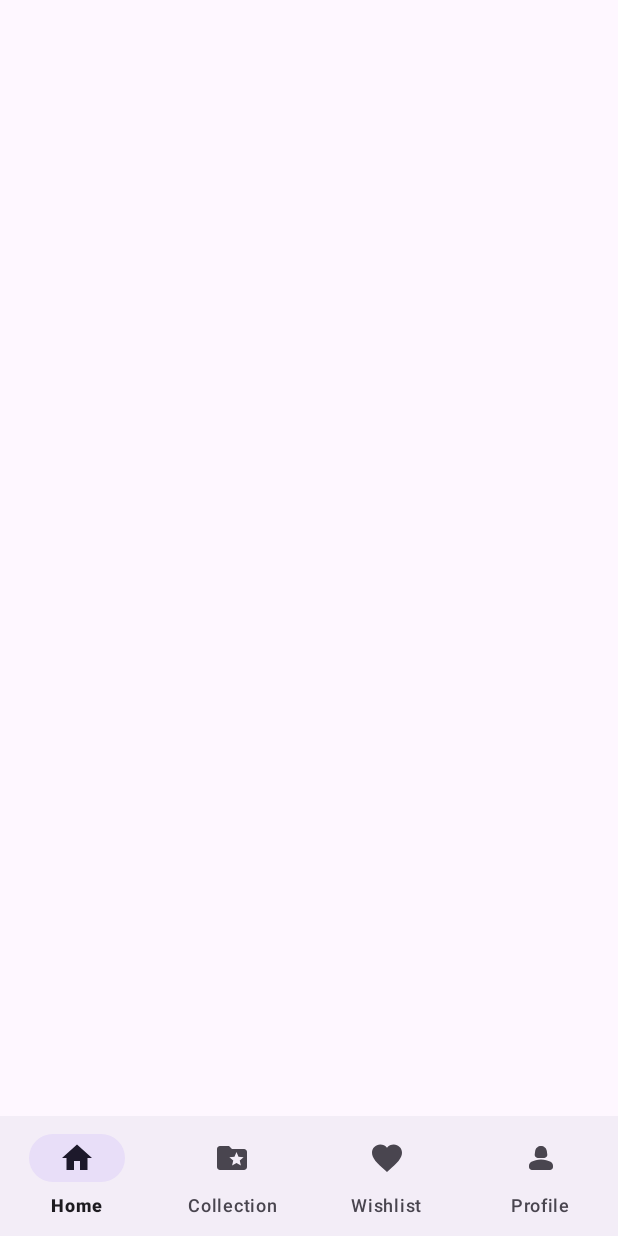
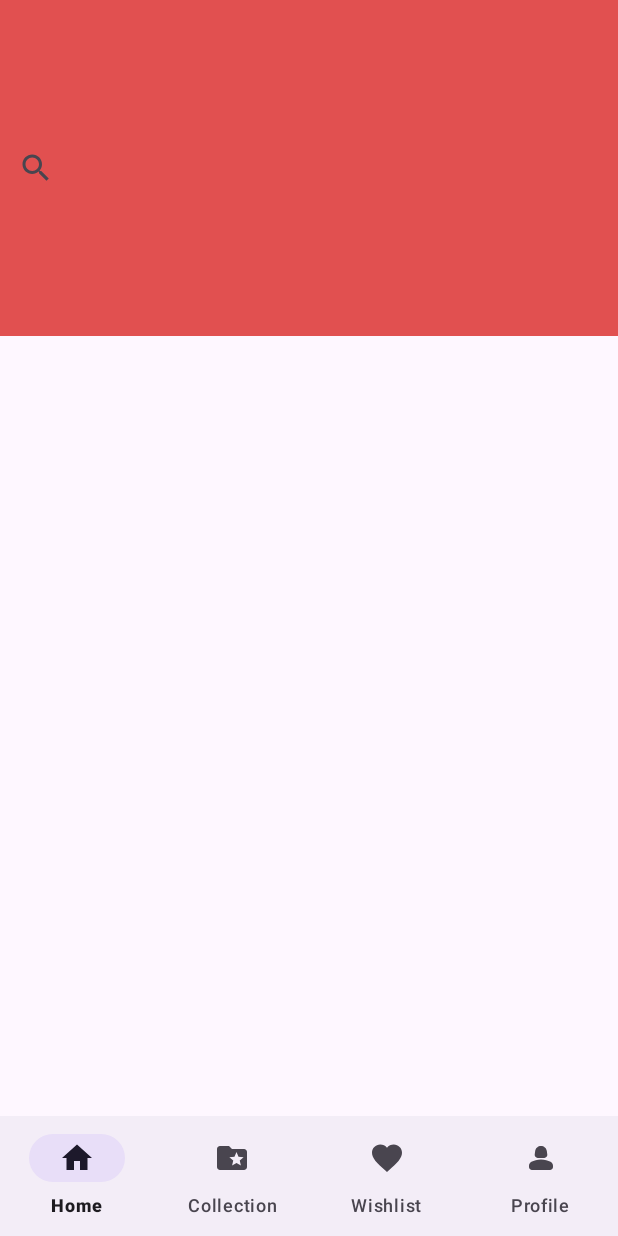
Before and after one commit to ElianaFlorencia/TEST_APP, an Android app: the screen it shows after launch (MainActivity), on a phone screen of 412 x 824 dp. Run offline under Robolectric (Android 15) with nearby library versions, the phone set to English and light mode, and no system bars.

Commit message:
search bar color change

```diff
--- a/app/build.gradle
+++ b/app/build.gradle
@@ -36,6 +36,7 @@ dependencies {
     implementation 'androidx.appcompat:appcompat:1.6.1'
     implementation 'com.google.android.material:material:1.10.0'
     implementation 'androidx.constraintlayout:constraintlayout:2.1.4'
+    implementation 'com.android.car.ui:car-ui-lib:2.5.1'
     testImplementation 'junit:junit:4.13.2'
     androidTestImplementation 'androidx.test.ext:junit:1.1.5'
     androidTestImplementation 'androidx.test.espresso:espresso-core:3.5.1'
--- a/app/src/main/res/layout/activity_main.xml
+++ b/app/src/main/res/layout/activity_main.xml
@@ -1,5 +1,6 @@
 <?xml version="1.0" encoding="utf-8"?>
-<androidx.constraintlayout.widget.ConstraintLayout xmlns:android="http://schemas.android.com/apk/res/android"
+<androidx.constraintlayout.widget.ConstraintLayout
+    xmlns:android="http://schemas.android.com/apk/res/android"
     xmlns:app="http://schemas.android.com/apk/res-auto"
     xmlns:tools="http://schemas.android.com/tools"
     android:layout_width="match_parent"
@@ -10,17 +11,23 @@
 
 
 
+    <LinearLayout
+        android:id="@+id/barra"
+        android:layout_width="0dp"
+        android:layout_height="0dp"
+        android:layout_marginBottom="600dp"
+        android:background="#E15050"
+        android:orientation="horizontal"
+        app:layout_constraintBottom_toBottomOf="parent"
+        app:layout_constraintEnd_toEndOf="parent"
+        app:layout_constraintStart_toStartOf="parent"
+        app:layout_constraintTop_toTopOf="parent">
 
-
-
-
-
-
-
-
-
-
-
+        <SearchView
+            android:id="@+id/search_view_id"
+            android:layout_width="match_parent"
+            android:layout_height="match_parent" />
+    </LinearLayout>
 
     <FrameLayout
         android:id="@+id/fragmentContainer"
```
